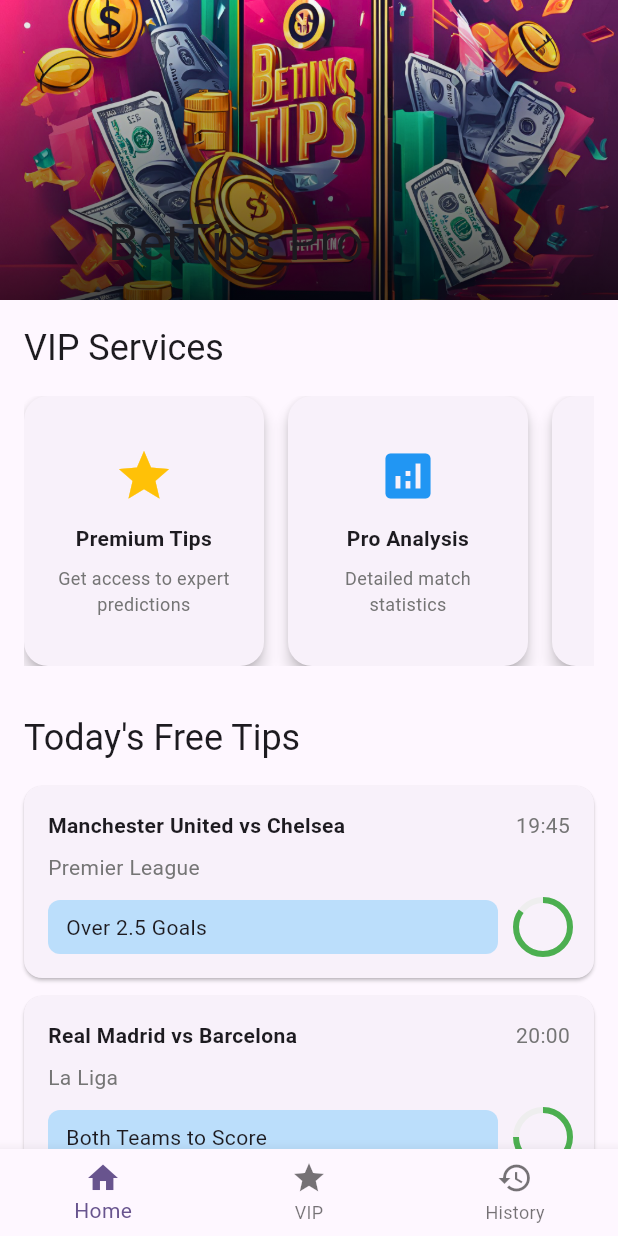
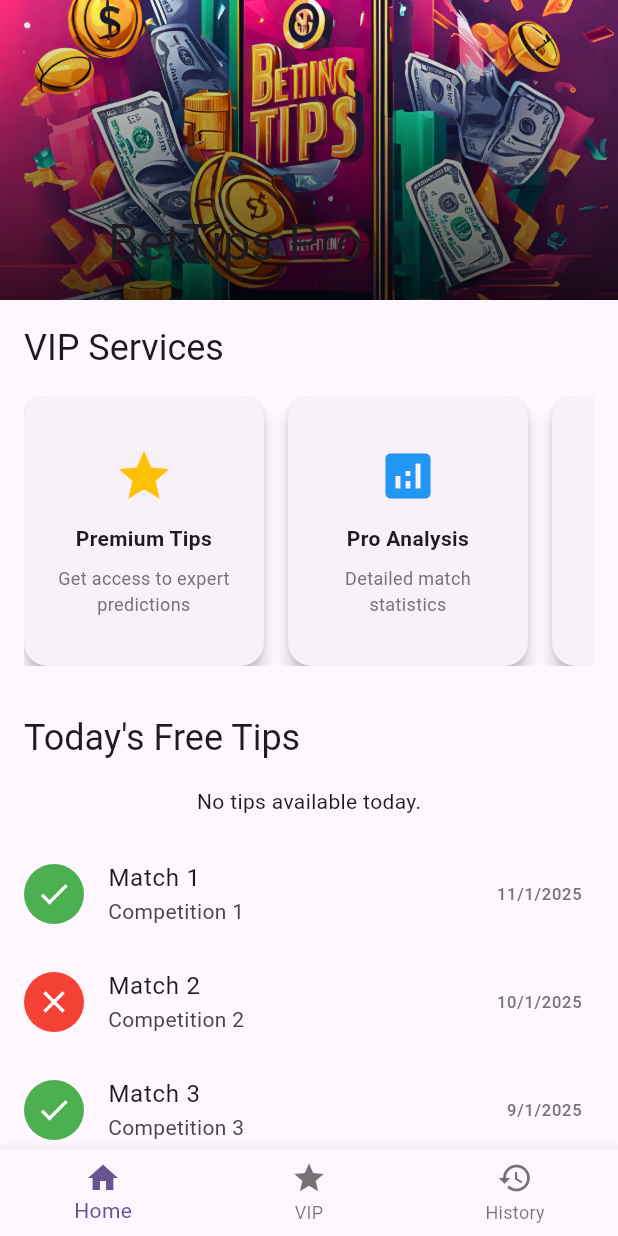
Before and after one commit to kennedyjulius/football_tips, a Flutter app: the screen it shows after launch, on a phone screen of 412 x 824 dp. Run offline on Flutter 3.47's test engine with Material 3 defaults, Android fonts, the phone set to English and light mode, and no system bars; our stand-ins replace cloud_firestore, firebase_core, flutter_screenutil; accounts and stored records are empty.

Commit message:
added some code

```diff
--- a/lib/common/reusable_text_widget.dart
+++ b/lib/common/reusable_text_widget.dart
@@ -8,13 +8,13 @@
   final TextAlign textAlign;
 
   const ReusableText({
-    Key? key,
+    super.key,
     required this.text,
     this.fontSize = 16.0,
     this.color = Colors.black,
     this.fontWeight = FontWeight.normal,
     this.textAlign = TextAlign.start,
-  }) : super(key: key);
+  });
 
   @override
   Widget build(BuildContext context) {
--- a/lib/main.dart
+++ b/lib/main.dart
@@ -1,4 +1,5 @@
 import 'package:cloud_firestore/cloud_firestore.dart';
+import 'package:firebase_core/firebase_core.dart';
 import 'package:flutter/material.dart';
 
 import 'package:football_tips/views/homescreen.dart';
--- a/lib/views/homescreen.dart
+++ b/lib/views/homescreen.dart
@@ -1,9 +1,11 @@
+import 'package:cloud_firestore/cloud_firestore.dart';
 import 'package:flutter/material.dart';
+import 'package:football_tips/services/firebase_firestore.dart';
 import 'package:football_tips/views/match_history_screen.dart';
 import 'package:football_tips/views/vipservices_screen.dart';
 
 class HomeScreen extends StatefulWidget {
-  const HomeScreen({Key? key}) : super(key: key);
+  const HomeScreen({super.key});
 
   @override
   State<HomeScreen> createState() => _HomeScreenState();
@@ -12,12 +14,39 @@
 class _HomeScreenState extends State<HomeScreen> {
   int _currentIndex = 0;
 
+
   // Store the navigation history to maintain state
   final List<Widget> _screens = [
-    const HomeTab(),
+    const HomeTab(isLoading: false,dailyTips: [],),
     const VIPServicesScreen(),
     const MatchHistoryScreen(),
   ];
+  final FirestoreService _firestoreService = FirestoreService();
+  List<Map<String, dynamic>> _dailyTips = [];
+  bool _isLoading = true;
+
+  @override
+  void initState() {
+    _fetchDailyTips();
+    super.initState();
+  }
+
+  Future<void> _fetchDailyTips() async {
+    try {
+      final tips = await _firestoreService.getDailyTips();
+      setState(() {
+        _dailyTips = tips;
+        _isLoading = false;
+      });
+    } catch (e) {
+      setState(() {
+        _isLoading = false;
+      });
+      ScaffoldMessenger.of(context).showSnackBar(
+        SnackBar(content: Text('Failed to load tips: $e')),
+      );
+    }
+  }
 
   @override
   Widget build(BuildContext context) {
@@ -54,7 +83,9 @@
 
 // Home Tab - Contains the original home screen content
 class HomeTab extends StatelessWidget {
-  const HomeTab({Key? key}) : super(key: key);
+  final bool isLoading;
+  final List<dynamic> dailyTips;
+  const HomeTab({super.key, required this.isLoading, required this.dailyTips});
 
   @override
   Widget build(BuildContext context) {
@@ -152,29 +183,37 @@
     child: Column(
       crossAxisAlignment: CrossAxisAlignment.start,
       children: [
+        // Section Header
         Text(
           'Today\'s Free Tips',
           style: Theme.of(context).textTheme.headlineSmall,
         ),
         const SizedBox(height: 16),
-                _buildFreeTipCard(
-                  'Manchester United vs Chelsea',
-                  'Premier League',
-                  'Over 2.5 Goals',
-                  '19:45',
-                  0.85,
-                ),
-                _buildFreeTipCard(
-                  'Real Madrid vs Barcelona',
-                  'La Liga',
-                  'Both Teams to Score',
-                  '20:00',
-                  0.75,
+
+        // Conditional UI based on loading state
+        isLoading
+            ? const Center(child: CircularProgressIndicator())
+            : dailyTips.isEmpty
+                ? const Center(
+                    child: Text('No tips available today.'),
+                  )
+                : Column(
+                    // Dynamically generate cards for tips
+                    children: dailyTips.map((tip) {
+                      return _buildFreeTipCard(
+                        tip['team_1'] ?? 'Unknown Team',
+                        tip['league_name'] ?? 'Unknown League',
+                        tip['tips_name'] ?? 'No Prediction',
+                        tip['time'] ?? 'TBD',
+                        double.tryParse(tip['odds'] ?? '0') ?? 0,
+                      );
+                    }).toList(),
                   ),
       ],
     ),
   ),
 ),
+
 
         // Match History Section Preview
         SliverList(
--- a/lib/views/match_history_screen.dart
+++ b/lib/views/match_history_screen.dart
@@ -1,7 +1,7 @@
 import 'package:flutter/material.dart';
 
 class MatchHistoryScreen extends StatefulWidget {
-  const MatchHistoryScreen({Key? key}) : super(key: key);
+  const MatchHistoryScreen({super.key});
 
   @override
   State<MatchHistoryScreen> createState() => _MatchHistoryScreenState();
--- a/lib/views/vipservices_screen.dart
+++ b/lib/views/vipservices_screen.dart
@@ -3,7 +3,7 @@
 import 'package:flutter/material.dart';
 
 class VIPServicesScreen extends StatelessWidget {
-  const VIPServicesScreen({Key? key}) : super(key: key);
+  const VIPServicesScreen({super.key});
 
   @override
   Widget build(BuildContext context) {
```
Also changed, not shown: lib/services/firebase_firestore.dart (+46 -34 lines), pubspec.lock, 7 other files. Lines whose indentation alone changed are shown as unchanged.
